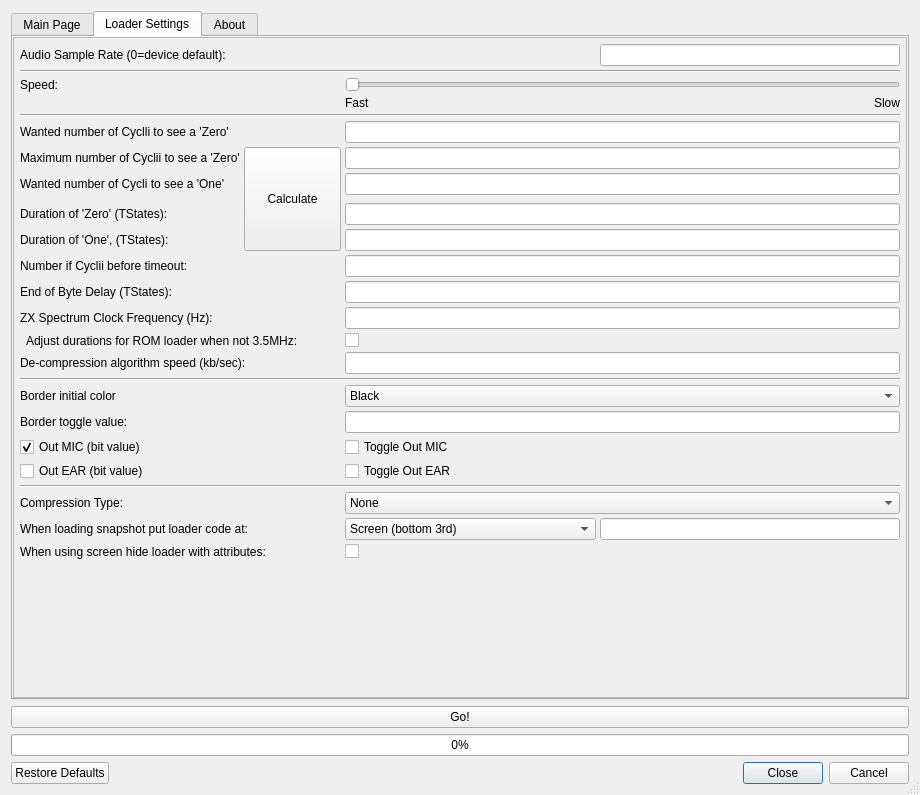
This is zqloaderui/dialog.ui in oxidaan/zqloader as Qt 5 draws it before an edit. The edited form follows.
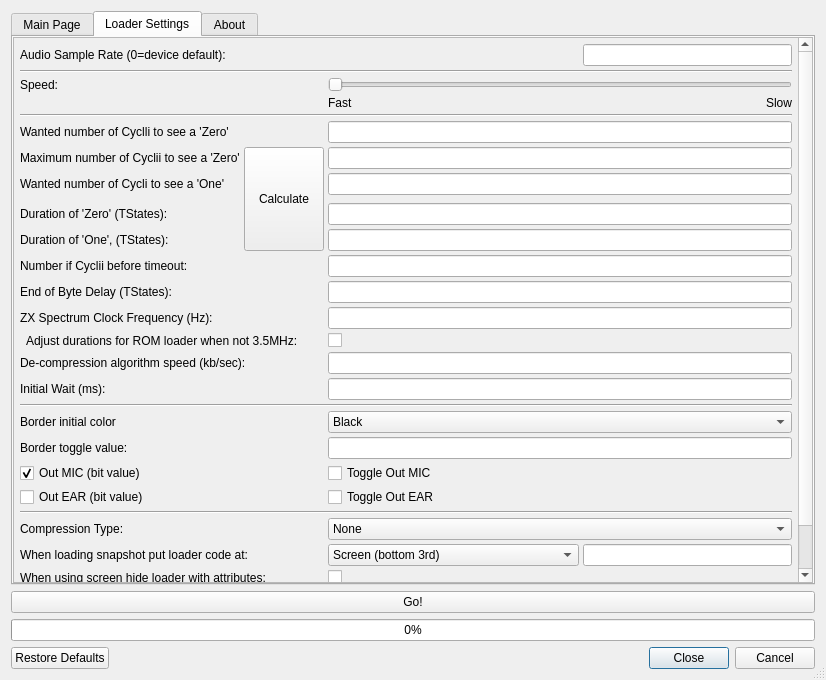
This is the edited form. The open tabs and pages were chosen to show the change. Custom widgets are drawn as their Qt base class.

Patch:
```diff
--- a/zqloaderui/dialog.ui
+++ b/zqloaderui/dialog.ui
@@ -6,8 +6,8 @@
    <rect>
     <x>0</x>
     <y>0</y>
-    <width>920</width>
-    <height>795</height>
+    <width>826</width>
+    <height>680</height>
    </rect>
   </property>
   <property name="sizePolicy">
@@ -375,9 +375,9 @@
           <property name="geometry">
            <rect>
             <x>0</x>
-            <y>0</y>
-            <width>618</width>
-            <height>560</height>
+            <y>-44</y>
+            <width>783</width>
+            <height>585</height>
            </rect>
           </property>
           <layout class="QGridLayout" name="gridLayout_421">
@@ -843,6 +843,20 @@
            <item row="37" column="4" colspan="3">
             <widget class="QLineEdit" name="lineEditLoaderAddress"/>
            </item>
+           <item row="24" column="1">
+            <widget class="QLabel" name="label_27">
+             <property name="text">
+              <string>Initial Wait (ms):</string>
+             </property>
+            </widget>
+           </item>
+           <item row="24" column="3" colspan="4">
+            <widget class="QLineEdit" name="lineEditInitialWait">
+             <property name="toolTip">
+              <string>&lt;html&gt;&lt;head/&gt;&lt;body&gt;&lt;p&gt;After loading a zqloader itself, the ZX-Spectrum needs some time before it can accept the first block (it needs to run some BASIC). The value here determines that time in ms.&lt;/p&gt;&lt;/body&gt;&lt;/html&gt;</string>
+             </property>
+            </widget>
+           </item>
           </layout>
          </widget>
         </widget>
```
Left out of the diff: 18 changed lines with no effect on the pictures.
